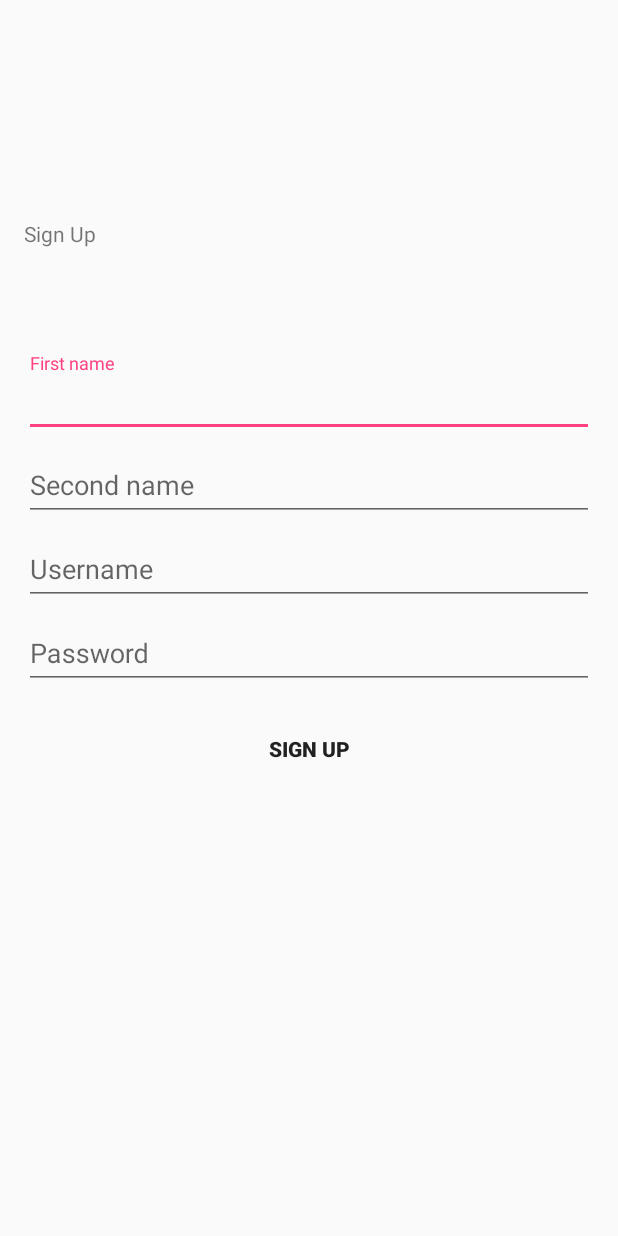
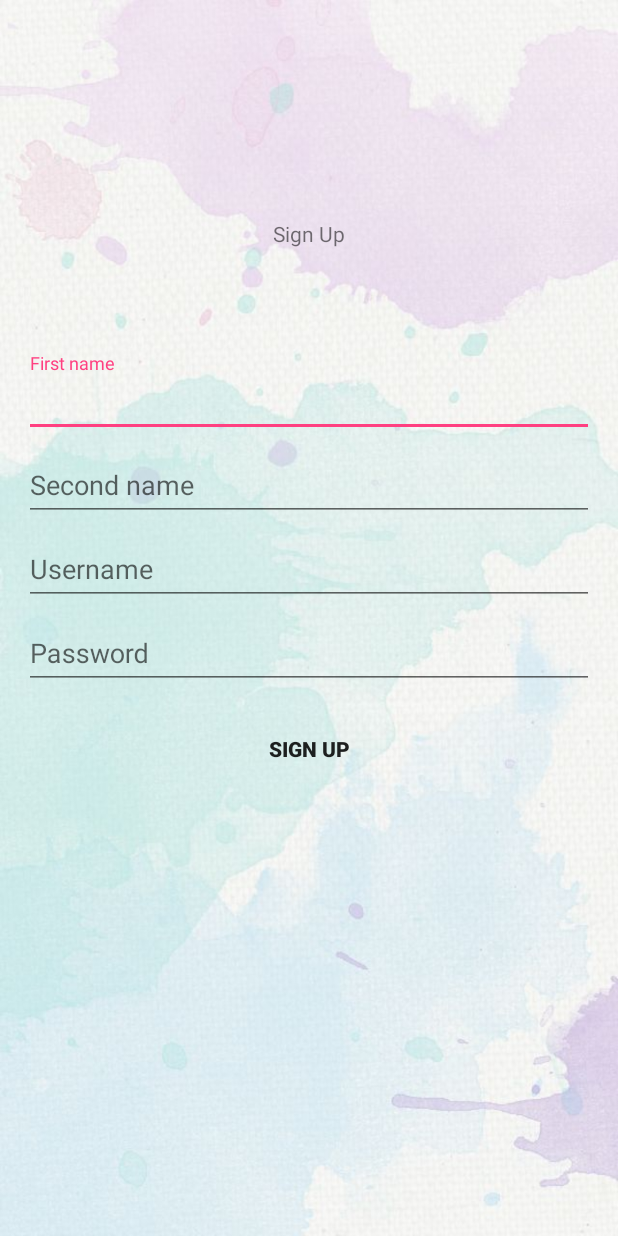
Before and after one commit to keronei/ZalegoInterview, an Android app: the SignUp screen opened directly, with no data from a screen before it, on a phone screen of 412 x 824 dp. Run offline under Robolectric (Android 15) with nearby library versions, the light colour scheme and no system bars.

Commit message:
Update activity_sign_up.xml

```diff
--- a/app/src/main/res/layout/activity_sign_up.xml
+++ b/app/src/main/res/layout/activity_sign_up.xml
@@ -8,6 +8,7 @@
     android:paddingLeft="@dimen/activity_horizontal_margin"
     android:paddingRight="@dimen/activity_horizontal_margin"
     android:paddingTop="@dimen/activity_vertical_margin"
+    android:background="@drawable/backg"
     tools:context="com.k3ron3i.zalego.SignUp">
 
     <!-- Login progress -->
@@ -34,6 +35,7 @@
 
 
             <TextView
+                android:textAlignment="center"
                 android:layout_width="match_parent"
                 android:layout_height="wrap_content"
                 android:text="@string/sign_up_head"/>
```
